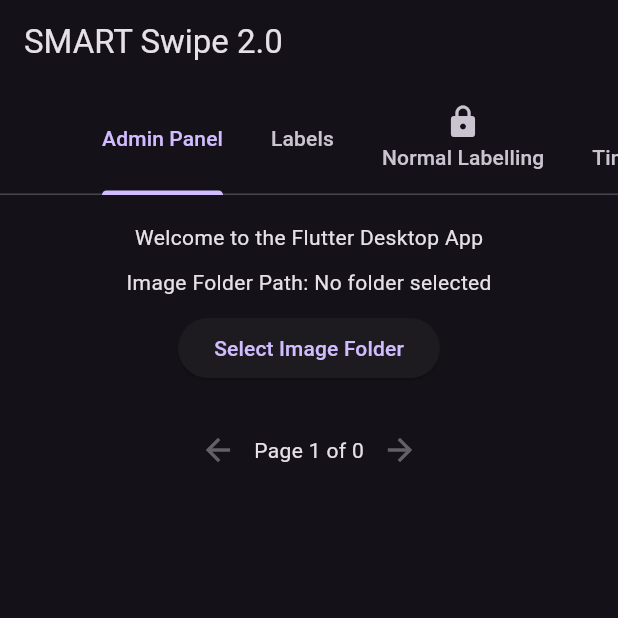
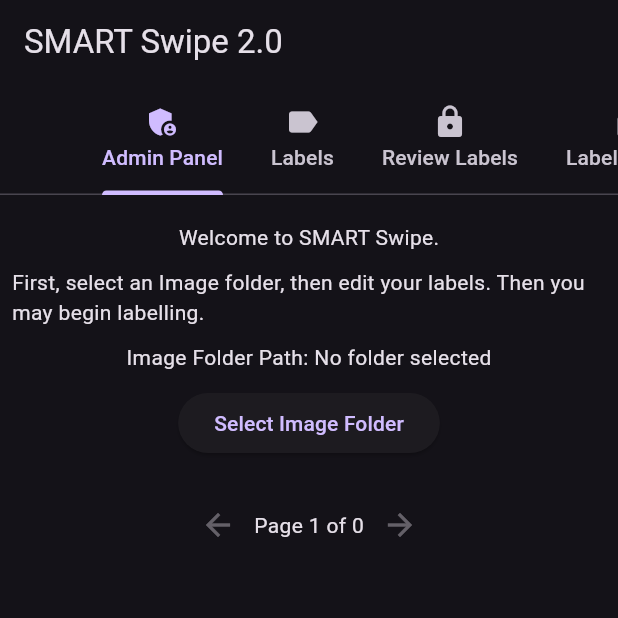
Before and after one commit to Pi-31415/SMART-Swipe, a Flutter app: the screen it shows after launch, on a phone screen of 412 x 824 dp, the top half of it. Run offline on Flutter 3.47's test engine with Material 3 defaults, Android fonts, the phone set to English and light mode, and no system bars; our stand-ins replace file_picker, shared_preferences.

Commit message:
Adjusted UI

```diff
--- a/lib/admin_panel.dart
+++ b/lib/admin_panel.dart
@@ -108,7 +108,12 @@ class _AdminPanelState extends State<AdminPanel>
             mainAxisAlignment: MainAxisAlignment.center,
             children: <Widget>[
               const SizedBox(height: 10),
-              const Text('Welcome to the Flutter Desktop App'),
+              if (_imageFiles.isEmpty) const Text('Welcome to SMART Swipe.'),
+              const SizedBox(height: 10),
+              // Show text if image Folder is empty
+              if (_imageFiles.isEmpty)
+                const Text(
+                    'First, select an Image folder, then edit your labels. Then you may begin labelling.'),
               const SizedBox(height: 10),
               Text('Image Folder Path: $_imageFolderPath'),
               const SizedBox(height: 10),
--- a/lib/main.dart
+++ b/lib/main.dart
@@ -15,11 +15,10 @@ class MyApp extends StatelessWidget {
   @override
   Widget build(BuildContext context) {
     return MaterialApp(
-      title: 'SMART-Swipe 2.0', // Set your custom title here
-      themeMode: ThemeMode.dark, // Use dark theme mode
+      title: 'SMART-Swipe 2.0',
+      themeMode: ThemeMode.dark,
       darkTheme: ThemeData(
         brightness: Brightness.dark,
-        // You can customize your dark theme further if needed
       ),
       home: const MainTabs(),
     );
@@ -30,7 +29,6 @@ class MainTabs extends StatefulWidget {
   const MainTabs({Key? key}) : super(key: key);
 
   @override
-  // ignore: library_private_types_in_public_api
   _MainTabsState createState() => _MainTabsState();
 }
 
@@ -65,17 +63,17 @@ class _MainTabsState extends State<MainTabs>
         bottom: TabBar(
           controller: _tabController,
           tabs: [
-            const Tab(text: 'Admin Panel'),
-            const Tab(text: 'Labels'),
+            Tab(icon: Icon(Icons.admin_panel_settings), text: 'Admin Panel'),
+            Tab(icon: Icon(Icons.label), text: 'Labels'),
             Tab(
-              icon: isFolderSelected ? null : const Icon(Icons.lock),
-              text: 'Normal Labelling',
+              icon: isFolderSelected ? Icon(Icons.check_box) : Icon(Icons.lock),
+              text: 'Review Labels',
             ),
             Tab(
-              icon: isFolderSelected ? null : const Icon(Icons.lock),
-              text: 'Tinder Mode',
+              icon: isFolderSelected ? Icon(Icons.edit) : Icon(Icons.lock),
+              text: 'Label Images',
             ),
-            const Tab(text: 'Developer Info'),
+            Tab(icon: Icon(Icons.person), text: 'Developer Info'),
           ],
           isScrollable: true,
         ),
```
Also changed, not shown: lib/beginlabelling.dart (+18 -1 lines), lib/tindermode.dart (+18 -1 lines), ui.png (added), 1 other file.
